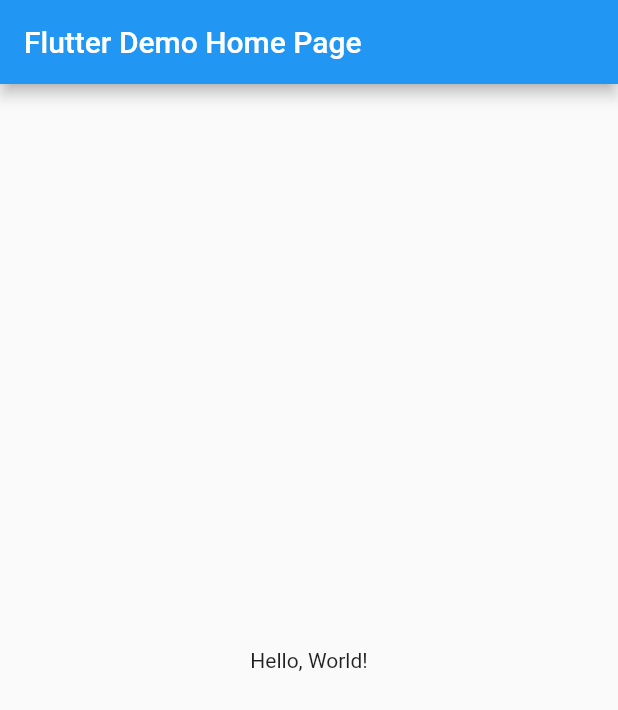
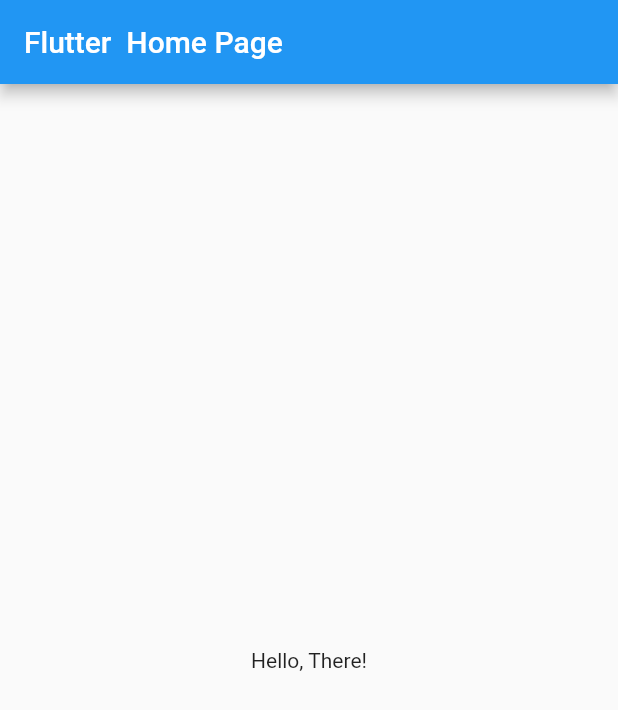
Before and after one commit to SeanAnthonyBaker/Responsive_Design, a Flutter app: the screen it shows after launch, on a phone screen of 412 x 824 dp. Shown: the top 710 px of the screen. Run offline on Flutter 3.47's test engine with Material 2 defaults, Android fonts, the phone set to English and light mode, and no system bars.

Commit message:
A working Flutter Application

```diff
--- a/lib/main.dart
+++ b/lib/main.dart
@@ -9,14 +9,14 @@ class MyApp extends StatelessWidget {
   Widget build(BuildContext context) {
     return MaterialApp(
       // Application name
-      title: 'Flutter Hello World',
+      title: 'Flutter  World',
       // Application theme data, you can set the colors for the application as
       // you want
       theme: ThemeData(
         primarySwatch: Colors.blue,
       ),
       // A widget which will be started on application startup
-      home: MyHomePage(title: 'Flutter Demo Home Page'),
+      home: MyHomePage(title: 'Flutter  Home Page'),
     );
   }
 }
@@ -34,7 +34,7 @@ class MyHomePage extends StatelessWidget {
       ),
       body: Center(
         child: Text(
-          'Hello, World!',
+          'Hello, There!',
         ),
       ),
     );
```
Also changed, not shown: pubspec.lock (added).
